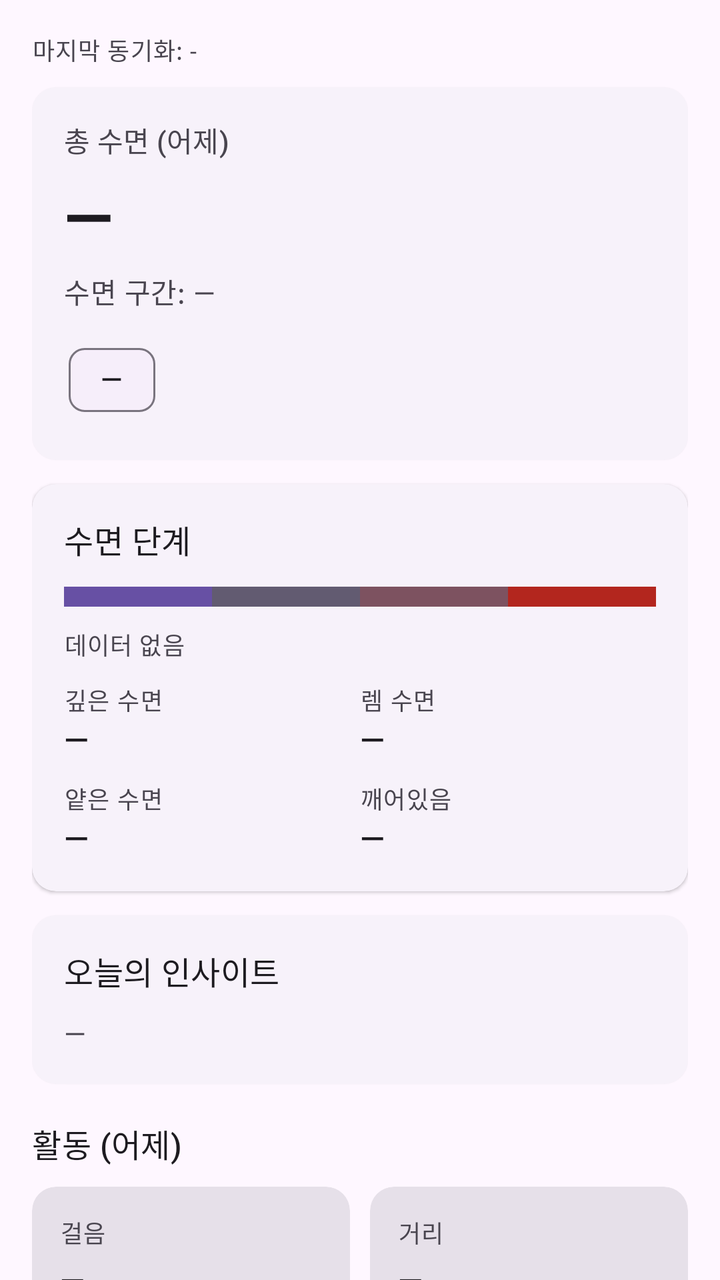
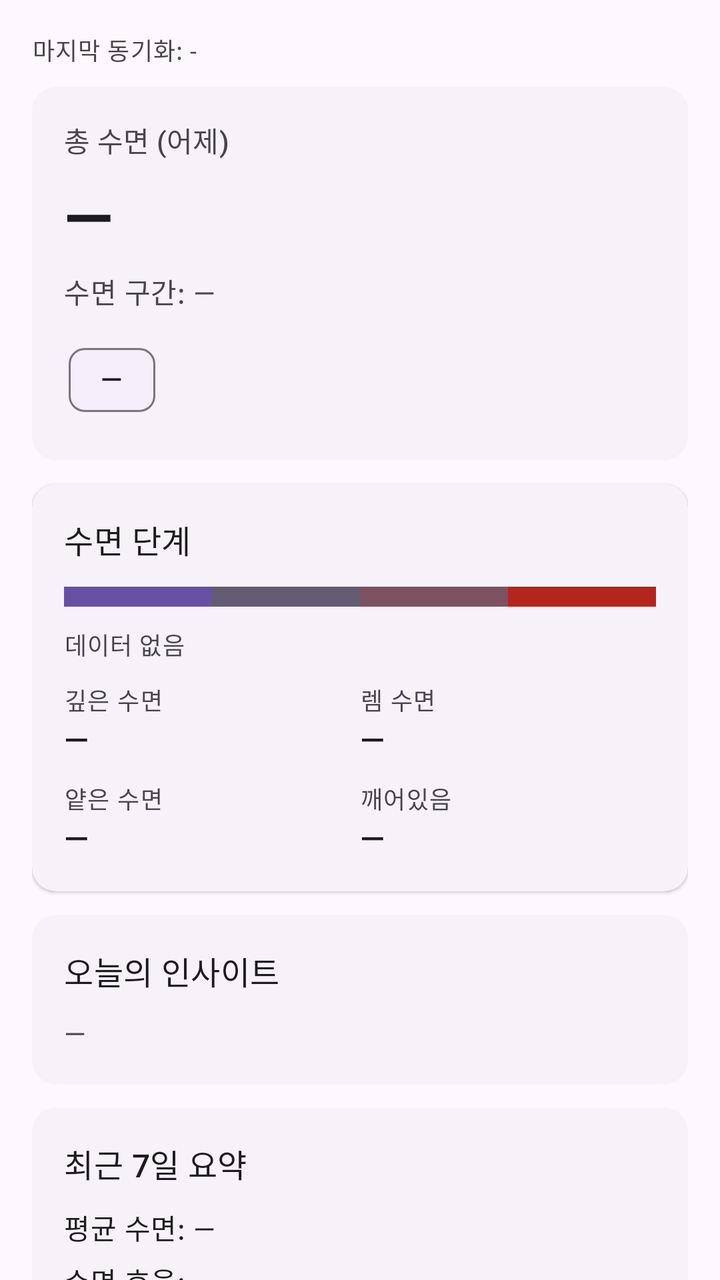

Compare the two renders of this Android layout. The source of the first and the diff that turns it into the second are given below.
<!-- AndroidManifest.xml: application theme Theme.OpenclawHealthUploader -->
<!-- res/layout/fragment_dashboard.xml -->
<?xml version="1.0" encoding="utf-8"?>
<androidx.core.widget.NestedScrollView xmlns:android="http://schemas.android.com/apk/res/android"
  xmlns:app="http://schemas.android.com/apk/res-auto"
  android:layout_width="match_parent"
  android:layout_height="match_parent"
  android:background="?attr/colorSurface"
  android:fillViewport="true">

  <LinearLayout
    android:layout_width="match_parent"
    android:layout_height="wrap_content"
    android:orientation="vertical"
    android:padding="16dp">

    <TextView
      android:id="@+id/tvLastSynced"
      android:layout_width="match_parent"
      android:layout_height="wrap_content"
      android:text="마지막 동기화: -"
      android:textAppearance="@style/TextAppearance.Material3.BodySmall"
      android:textColor="?attr/colorOnSurfaceVariant" />

    <com.google.android.material.card.MaterialCardView
      android:layout_width="match_parent"
      android:layout_height="wrap_content"
      android:layout_marginTop="10dp"
      style="@style/Widget.Material3.CardView.Elevated">

      <LinearLayout
        android:layout_width="match_parent"
        android:layout_height="wrap_content"
        android:orientation="vertical"
        android:padding="16dp">

        <TextView
          android:layout_width="match_parent"
          android:layout_height="wrap_content"
          android:text="총 수면 (어제)"
          android:textAppearance="@style/TextAppearance.Material3.LabelLarge"
          android:textColor="?attr/colorOnSurfaceVariant" />

        <TextView
          android:id="@+id/tvHeroTotal"
          android:layout_width="match_parent"
          android:layout_height="wrap_content"
          android:layout_marginTop="6dp"
          android:text="—"
          android:textAppearance="@style/TextAppearance.Material3.HeadlineLarge"
          android:textColor="?attr/colorOnSurface"
          android:textStyle="bold" />

        <TextView
          android:id="@+id/tvHeroWindow"
          android:layout_width="match_parent"
          android:layout_height="wrap_content"
          android:layout_marginTop="6dp"
          android:text="수면 구간: —"
          android:textAppearance="@style/TextAppearance.Material3.BodyMedium"
          android:textColor="?attr/colorOnSurfaceVariant" />

        <com.google.android.material.chip.Chip
          android:id="@+id/chipQuality"
          style="@style/Widget.Material3.Chip.Assist"
          android:layout_width="wrap_content"
          android:layout_height="wrap_content"
          android:layout_marginTop="10dp"
          android:text="—" />
      </LinearLayout>
    </com.google.android.material.card.MaterialCardView>

    <com.google.android.material.card.MaterialCardView
      android:layout_width="match_parent"
      android:layout_height="wrap_content"
      android:layout_marginTop="12dp"
      style="@style/Widget.Material3.CardView.Elevated">

      <LinearLayout
        android:layout_width="match_parent"
        android:layout_height="wrap_content"
        android:orientation="vertical"
        android:padding="16dp">

        <TextView
          android:layout_width="match_parent"
          android:layout_height="wrap_content"
          android:text="수면 단계"
          android:textAppearance="@style/TextAppearance.Material3.TitleMedium"
          android:textColor="?attr/colorOnSurface" />

        <LinearLayout
          android:id="@+id/stageBar"
          android:layout_width="match_parent"
          android:layout_height="10dp"
          android:layout_marginTop="12dp"
          android:orientation="horizontal">

          <View
            android:id="@+id/segDeep"
            android:layout_width="0dp"
            android:layout_height="match_parent"
            android:layout_weight="1"
            android:background="?attr/colorPrimary" />

          <View
            android:id="@+id/segRem"
            android:layout_width="0dp"
            android:layout_height="match_parent"
            android:layout_weight="1"
            android:background="?attr/colorSecondary" />

          <View
            android:id="@+id/segLight"
            android:layout_width="0dp"
            android:layout_height="match_parent"
            android:layout_weight="1"
            android:background="?attr/colorTertiary" />

          <View
            android:id="@+id/segAwake"
            android:layout_width="0dp"
            android:layout_height="match_parent"
            android:layout_weight="1"
            android:background="?attr/colorError" />
        </LinearLayout>

        <TextView
          android:id="@+id/tvStagesLine"
          android:layout_width="match_parent"
          android:layout_height="wrap_content"
          android:layout_marginTop="10dp"
          android:text="데이터 없음"
          android:textAppearance="@style/TextAppearance.Material3.BodySmall"
          android:textColor="?attr/colorOnSurfaceVariant" />

        <LinearLayout
          android:id="@+id/rowStages"
          android:layout_width="match_parent"
          android:layout_height="wrap_content"
          android:layout_marginTop="10dp"
          android:orientation="vertical">

          <LinearLayout
            android:layout_width="match_parent"
            android:layout_height="wrap_content"
            android:orientation="horizontal">

            <LinearLayout
              android:layout_width="0dp"
              android:layout_height="wrap_content"
              android:layout_weight="1"
              android:orientation="vertical">

              <TextView
                android:layout_width="match_parent"
                android:layout_height="wrap_content"
                android:text="깊은 수면"
                android:textAppearance="@style/TextAppearance.Material3.LabelMedium"
                android:textColor="?attr/colorOnSurfaceVariant" />

              <TextView
                android:id="@+id/tvDeepValue"
                android:layout_width="match_parent"
                android:layout_height="wrap_content"
                android:text="—"
                android:textAppearance="@style/TextAppearance.Material3.TitleMedium"
                android:textColor="?attr/colorOnSurface" />
            </LinearLayout>

            <LinearLayout
              android:layout_width="0dp"
              android:layout_height="wrap_content"
              android:layout_weight="1"
              android:orientation="vertical">

              <TextView
                android:layout_width="match_parent"
                android:layout_height="wrap_content"
                android:text="렘 수면"
                android:textAppearance="@style/TextAppearance.Material3.LabelMedium"
                android:textColor="?attr/colorOnSurfaceVariant" />

              <TextView
                android:id="@+id/tvRemValue"
                android:layout_width="match_parent"
                android:layout_height="wrap_content"
                android:text="—"
                android:textAppearance="@style/TextAppearance.Material3.TitleMedium"
                android:textColor="?attr/colorOnSurface" />
            </LinearLayout>
          </LinearLayout>

          <LinearLayout
            android:layout_width="match_parent"
            android:layout_height="wrap_content"
            android:layout_marginTop="10dp"
            android:orientation="horizontal">

            <LinearLayout
              android:layout_width="0dp"
              android:layout_height="wrap_content"
              android:layout_weight="1"
              android:orientation="vertical">

              <TextView
                android:layout_width="match_parent"
                android:layout_height="wrap_content"
                android:text="얕은 수면"
                android:textAppearance="@style/TextAppearance.Material3.LabelMedium"
                android:textColor="?attr/colorOnSurfaceVariant" />

              <TextView
                android:id="@+id/tvLightValue"
                android:layout_width="match_parent"
                android:layout_height="wrap_content"
                android:text="—"
                android:textAppearance="@style/TextAppearance.Material3.TitleMedium"
                android:textColor="?attr/colorOnSurface" />
            </LinearLayout>

            <LinearLayout
              android:layout_width="0dp"
              android:layout_height="wrap_content"
              android:layout_weight="1"
              android:orientation="vertical">

              <TextView
                android:layout_width="match_parent"
                android:layout_height="wrap_content"
                android:text="깨어있음"
                android:textAppearance="@style/TextAppearance.Material3.LabelMedium"
                android:textColor="?attr/colorOnSurfaceVariant" />

              <TextView
                android:id="@+id/tvAwakeValue"
                android:layout_width="match_parent"
                android:layout_height="wrap_content"
                android:text="—"
                android:textAppearance="@style/TextAppearance.Material3.TitleMedium"
                android:textColor="?attr/colorOnSurface" />
            </LinearLayout>
          </LinearLayout>
        </LinearLayout>
      </LinearLayout>
    </com.google.android.material.card.MaterialCardView>

    <com.google.android.material.card.MaterialCardView
      android:layout_width="match_parent"
      android:layout_height="wrap_content"
      android:layout_marginTop="12dp"
      style="@style/Widget.Material3.CardView.Elevated">

      <LinearLayout
        android:layout_width="match_parent"
        android:layout_height="wrap_content"
        android:orientation="vertical"
        android:padding="16dp">

        <TextView
          android:layout_width="match_parent"
          android:layout_height="wrap_content"
          android:text="오늘의 인사이트"
          android:textAppearance="@style/TextAppearance.Material3.TitleMedium"
          android:textColor="?attr/colorOnSurface" />

        <TextView
          android:id="@+id/tvInsight"
          android:layout_width="match_parent"
          android:layout_height="wrap_content"
          android:layout_marginTop="10dp"
          android:maxLines="2"
          android:text="—"
          android:textAppearance="@style/TextAppearance.Material3.BodyMedium"
          android:textColor="?attr/colorOnSurfaceVariant" />
      </LinearLayout>
    </com.google.android.material.card.MaterialCardView>

    <TextView
      android:layout_width="match_parent"
      android:layout_height="wrap_content"
      android:layout_marginTop="18dp"
      android:text="활동 (어제)"
      android:textAppearance="@style/TextAppearance.Material3.TitleMedium"
      android:textColor="?attr/colorOnSurface" />

    <LinearLayout
      android:layout_width="match_parent"
      android:layout_height="wrap_content"
      android:layout_marginTop="10dp"
      android:orientation="horizontal">

      <com.google.android.material.card.MaterialCardView
        android:layout_width="0dp"
        android:layout_height="wrap_content"
        android:layout_weight="1"
        style="@style/Widget.Material3.CardView.Filled">

        <LinearLayout
          android:layout_width="match_parent"
          android:layout_height="wrap_content"
          android:orientation="vertical"
          android:padding="14dp">

          <TextView
            android:layout_width="match_parent"
            android:layout_height="wrap_content"
            android:text="걸음"
            android:textAppearance="@style/TextAppearance.Material3.LabelMedium"
            android:textColor="?attr/colorOnSurfaceVariant" />

          <TextView
            android:id="@+id/tvStepsValue"
            android:layout_width="match_parent"
            android:layout_height="wrap_content"
            android:layout_marginTop="4dp"
            android:text="—"
            android:textAppearance="@style/TextAppearance.Material3.TitleMedium"
            android:textColor="?attr/colorOnSurface" />
        </LinearLayout>
      </com.google.android.material.card.MaterialCardView>

      <Space
        android:layout_width="10dp"
        android:layout_height="wrap_content" />

      <com.google.android.material.card.MaterialCardView
        android:layout_width="0dp"
        android:layout_height="wrap_content"
        android:layout_weight="1"
        style="@style/Widget.Material3.CardView.Filled">

        <LinearLayout
          android:layout_width="match_parent"
          android:layout_height="wrap_content"
          android:orientation="vertical"
          android:padding="14dp">

          <TextView
            android:layout_width="match_parent"
            android:layout_height="wrap_content"
            android:text="거리"
            android:textAppearance="@style/TextAppearance.Material3.LabelMedium"
            android:textColor="?attr/colorOnSurfaceVariant" />

          <TextView
            android:id="@+id/tvDistanceValue"
            android:layout_width="match_parent"
            android:layout_height="wrap_content"
            android:layout_marginTop="4dp"
            android:text="—"
            android:textAppearance="@style/TextAppearance.Material3.TitleMedium"
            android:textColor="?attr/colorOnSurface" />
        </LinearLayout>
      </com.google.android.material.card.MaterialCardView>
    </LinearLayout>

    <LinearLayout
      android:layout_width="match_parent"
      android:layout_height="wrap_content"
      android:layout_marginTop="10dp"
      android:orientation="horizontal">

      <com.google.android.material.card.MaterialCardView
        android:layout_width="0dp"
        android:layout_height="wrap_content"
        android:layout_weight="1"
        style="@style/Widget.Material3.CardView.Filled">

        <LinearLayout
          android:layout_width="match_parent"
          android:layout_height="wrap_content"
          android:orientation="vertical"
          android:padding="14dp">

          <TextView
            android:layout_width="match_parent"
            android:layout_height="wrap_content"
            android:text="활동 칼로리"
            android:textAppearance="@style/TextAppearance.Material3.LabelMedium"
            android:textColor="?attr/colorOnSurfaceVariant" />

          <TextView
            android:id="@+id/tvCaloriesValue"
            android:layout_width="match_parent"
            android:layout_height="wrap_content"
            android:layout_marginTop="4dp"
            android:text="—"
            android:textAppearance="@style/TextAppearance.Material3.TitleMedium"
            android:textColor="?attr/colorOnSurface" />
        </LinearLayout>
      </com.google.android.material.card.MaterialCardView>

      <Space
        android:layout_width="10dp"
        android:layout_height="wrap_content" />

      <com.google.android.material.card.MaterialCardView
        android:layout_width="0dp"
        android:layout_height="wrap_content"
        android:layout_weight="1"
        style="@style/Widget.Material3.CardView.Filled">

        <LinearLayout
          android:layout_width="match_parent"
          android:layout_height="wrap_content"
          android:orientation="vertical"
          android:padding="14dp">

          <TextView
            android:layout_width="match_parent"
            android:layout_height="wrap_content"
            android:text="운동"
            android:textAppearance="@style/TextAppearance.Material3.LabelMedium"
            android:textColor="?attr/colorOnSurfaceVariant" />

          <TextView
            android:id="@+id/tvWorkoutsValue"
            android:layout_width="match_parent"
            android:layout_height="wrap_content"
            android:layout_marginTop="4dp"
            android:text="—"
            android:textAppearance="@style/TextAppearance.Material3.TitleMedium"
            android:textColor="?attr/colorOnSurface" />
        </LinearLayout>
      </com.google.android.material.card.MaterialCardView>
    </LinearLayout>

    <TextView
      android:layout_width="match_parent"
      android:layout_height="wrap_content"
      android:layout_marginTop="18dp"
      android:text="최근 30일"
      android:textAppearance="@style/TextAppearance.Material3.TitleMedium"
      android:textColor="?attr/colorOnSurface" />

    <TextView
      android:id="@+id/tvRecentState"
      android:layout_width="match_parent"
      android:layout_height="wrap_content"
      android:layout_marginTop="6dp"
      android:text="불러오는 중..."
      android:textAppearance="@style/TextAppearance.Material3.BodySmall"
      android:textColor="?attr/colorOnSurfaceVariant" />

    <androidx.recyclerview.widget.RecyclerView
      android:id="@+id/rvRecent"
      android:layout_width="match_parent"
      android:layout_height="wrap_content"
      android:layout_marginTop="10dp"
      android:nestedScrollingEnabled="false" />

    <Space
      android:layout_width="match_parent"
      android:layout_height="14dp" />
  </LinearLayout>
</androidx.core.widget.NestedScrollView>
<!-- resources referenced by this layout -->
<resources>
  <style name="Theme.OpenclawHealthUploader" parent="Theme.Material3.DayNight.NoActionBar">
      <item name="android:statusBarColor">@android:color/transparent</item>
      <item name="android:navigationBarColor">@android:color/transparent</item>
    </style>
</resources>

<!-- the commit's change to res/layout/fragment_dashboard.xml (unified diff, before → after) -->
@@ -274,6 +274,181 @@
       </LinearLayout>
     </com.google.android.material.card.MaterialCardView>
 
+    <com.google.android.material.card.MaterialCardView
+      android:layout_width="match_parent"
+      android:layout_height="wrap_content"
+      android:layout_marginTop="12dp"
+      style="@style/Widget.Material3.CardView.Elevated">
+
+      <LinearLayout
+        android:layout_width="match_parent"
+        android:layout_height="wrap_content"
+        android:orientation="vertical"
+        android:padding="16dp">
+
+        <TextView
+          android:layout_width="match_parent"
+          android:layout_height="wrap_content"
+          android:text="최근 7일 요약"
+          android:textAppearance="@style/TextAppearance.Material3.TitleMedium"
+          android:textColor="?attr/colorOnSurface" />
+
+        <TextView
+          android:id="@+id/tvWeeklyAvg"
+          android:layout_width="match_parent"
+          android:layout_height="wrap_content"
+          android:layout_marginTop="10dp"
+          android:text="평균 수면: —"
+          android:textAppearance="@style/TextAppearance.Material3.BodyMedium"
+          android:textColor="?attr/colorOnSurface" />
+
+        <TextView
+          android:id="@+id/tvWeeklyEfficiency"
+          android:layout_width="match_parent"
+          android:layout_height="wrap_content"
+          android:layout_marginTop="6dp"
+          android:text="수면 효율: —"
+          android:textAppearance="@style/TextAppearance.Material3.BodyMedium"
+          android:textColor="?attr/colorOnSurface" />
+
+        <TextView
+          android:id="@+id/tvWeeklyRegularity"
+          android:layout_width="match_parent"
+          android:layout_height="wrap_content"
+          android:layout_marginTop="6dp"
+          android:text="규칙성: —"
+          android:textAppearance="@style/TextAppearance.Material3.BodyMedium"
+          android:textColor="?attr/colorOnSurface" />
+
+        <TextView
+          android:id="@+id/tvWeeklyDebt"
+          android:layout_width="match_parent"
+          android:layout_height="wrap_content"
+          android:layout_marginTop="6dp"
+          android:text="수면 부채: —"
+          android:textAppearance="@style/TextAppearance.Material3.BodyMedium"
+          android:textColor="?attr/colorOnSurface" />
+
+        <TextView
+          android:id="@+id/tvWeeklyTrend"
+          android:layout_width="match_parent"
+          android:layout_height="wrap_content"
+          android:layout_marginTop="10dp"
+          android:text="추세: —"
+          android:textAppearance="@style/TextAppearance.Material3.BodySmall"
+          android:textColor="?attr/colorOnSurfaceVariant" />
+
+        <TextView
+          android:id="@+id/tvWeeklyData"
+          android:layout_width="match_parent"
+          android:layout_height="wrap_content"
+          android:layout_marginTop="4dp"
+          android:text="데이터: —"
+          android:textAppearance="@style/TextAppearance.Material3.BodySmall"
+          android:textColor="?attr/colorOnSurfaceVariant" />
+      </LinearLayout>
+    </com.google.android.material.card.MaterialCardView>
+
+    <com.google.android.material.card.MaterialCardView
+      android:layout_width="match_parent"
+      android:layout_height="wrap_content"
+      android:layout_marginTop="12dp"
+      style="@style/Widget.Material3.CardView.Elevated">
+
+      <LinearLayout
+        android:layout_width="match_parent"
+        android:layout_height="wrap_content"
+        android:orientation="vertical"
+        android:padding="16dp">
+
+        <LinearLayout
+          android:layout_width="match_parent"
+          android:layout_height="wrap_content"
+          android:gravity="center_vertical"
+          android:orientation="horizontal">
+
+          <TextView
+            android:layout_width="0dp"
+            android:layout_height="wrap_content"
+            android:layout_weight="1"
+            android:text="내 최적 수면"
+            android:textAppearance="@style/TextAppearance.Material3.TitleMedium"
+            android:textColor="?attr/colorOnSurface" />
+
+          <com.google.android.material.chip.Chip
+            android:id="@+id/chipOptimalConfidence"
+            style="@style/Widget.Material3.Chip.Assist"
+            android:layout_width="wrap_content"
+            android:layout_height="wrap_content"
+            android:text="신뢰도: —" />
+        </LinearLayout>
+
+        <TextView
+          android:id="@+id/tvOptimalTarget"
+          android:layout_width="match_parent"
+          android:layout_height="wrap_content"
+          android:layout_marginTop="10dp"
+          android:text="목표 수면: —"
+          android:textAppearance="@style/TextAppearance.Material3.HeadlineSmall"
+          android:textColor="?attr/colorOnSurface"
+          android:textStyle="bold" />
+
+        <TextView
+          android:id="@+id/tvOptimalBedtime"
+          android:layout_width="match_parent"
+          android:layout_height="wrap_content"
+          android:layout_marginTop="8dp"
+          android:text="취침 윈도우: —"
+          android:textAppearance="@style/TextAppearance.Material3.BodyMedium"
+          android:textColor="?attr/colorOnSurfaceVariant" />
+
+        <TextView
+          android:id="@+id/tvOptimalWake"
+          android:layout_width="match_parent"
+          android:layout_height="wrap_content"
+          android:layout_marginTop="4dp"
+          android:text="기상 윈도우: —"
+          android:textAppearance="@style/TextAppearance.Material3.BodyMedium"
+          android:textColor="?attr/colorOnSurfaceVariant" />
+
+        <TextView
+          android:layout_width="match_parent"
+          android:layout_height="wrap_content"
+          android:layout_marginTop="12dp"
+          android:text="왜 이렇게 추천?"
+          android:textAppearance="@style/TextAppearance.Material3.LabelLarge"
+          android:textColor="?attr/colorOnSurface" />
+
+        <TextView
+          android:id="@+id/tvOptimalWhyShort"
+          android:layout_width="match_parent"
+          android:layout_height="wrap_content"
+          android:layout_marginTop="8dp"
+          android:maxLines="3"
+          android:text="—"
+          android:textAppearance="@style/TextAppearance.Material3.BodySmall"
+          android:textColor="?attr/colorOnSurfaceVariant" />
+
+        <TextView
+          android:id="@+id/tvOptimalWhyLong"
+          android:layout_width="match_parent"
+          android:layout_height="wrap_content"
+          android:layout_marginTop="8dp"
+          android:text="—"
+          android:textAppearance="@style/TextAppearance.Material3.BodySmall"
+          android:textColor="?attr/colorOnSurfaceVariant"
+          android:visibility="gone" />
+
+        <com.google.android.material.button.MaterialButton
+          android:id="@+id/btnOptimalWhyToggle"
+          style="@style/Widget.Material3.Button.TextButton"
+          android:layout_width="wrap_content"
+          android:layout_height="wrap_content"
+          android:layout_marginTop="6dp"
+          android:text="자세히" />
+      </LinearLayout>
+    </com.google.android.material.card.MaterialCardView>
+
     <TextView
       android:layout_width="match_parent"
       android:layout_height="wrap_content"
